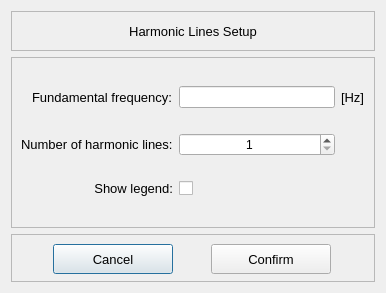
Qt form vibra/interface/data/ui_files/plots/general/harmonic_lines_plot_setup.ui (MOPT-UFSC/VIBRA) before a commit.
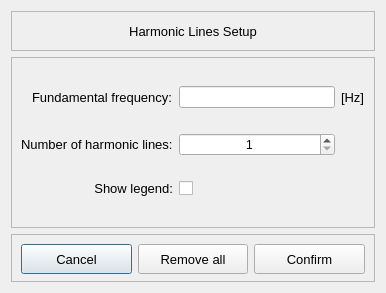
The same form after that commit.

Commit message: adds remove all functionality and implements logic to not plot lines that go beyond the graphic limits

Diff of the .ui file:
```diff
--- a/vibra/interface/data/ui_files/plots/general/harmonic_lines_plot_setup.ui
+++ b/vibra/interface/data/ui_files/plots/general/harmonic_lines_plot_setup.ui
@@ -194,6 +194,33 @@
         </property>
        </widget>
       </item>
+      <item>
+       <widget class="QPushButton" name="pushButton_remove_all">
+        <property name="minimumSize">
+         <size>
+          <width>100</width>
+          <height>30</height>
+         </size>
+        </property>
+        <property name="maximumSize">
+         <size>
+          <width>120</width>
+          <height>16777215</height>
+         </size>
+        </property>
+        <property name="font">
+         <font>
+          <pointsize>10</pointsize>
+         </font>
+        </property>
+        <property name="text">
+         <string>Remove all</string>
+        </property>
+        <property name="flat">
+         <bool>false</bool>
+        </property>
+       </widget>
+      </item>
       <item>
        <widget class="QPushButton" name="pushButton_confirm">
         <property name="minimumSize">
```
The commit also changes 5 other files.
